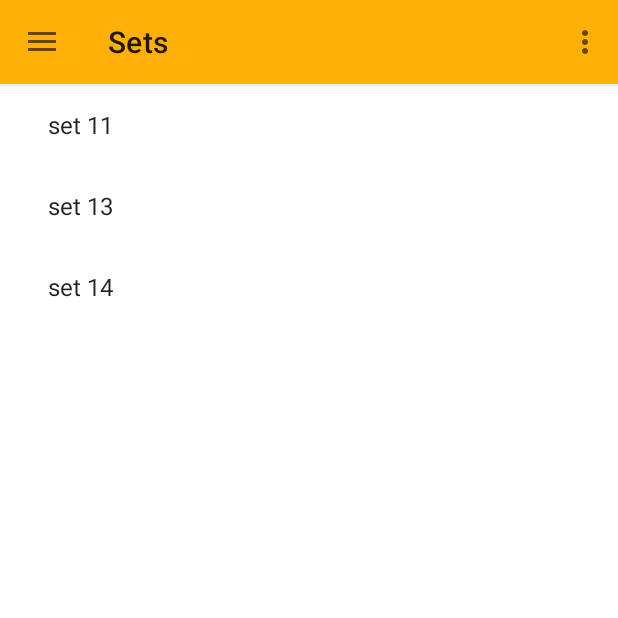
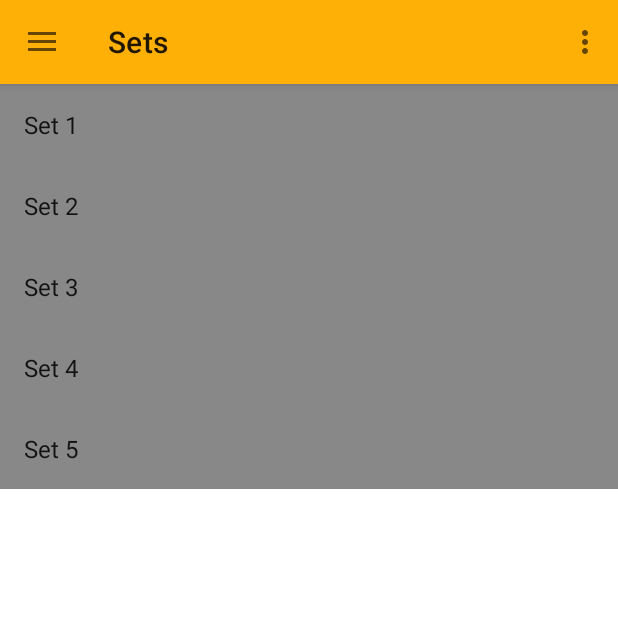
Before and after one commit to roconmachine/pulse, an Android app: the screen it shows after launch (MainActivity), in the side drawer, after a tap on "Quiz", on a phone screen of 412 x 824 dp, the top half of it. Run offline under Robolectric (Android 15) with nearby library versions, the phone set to English and light mode, and no system bars; our stand-ins replace navigation-ui.

Commit message:
data load from json and set in database file

```diff
--- a/app/src/main/java/com/edu/io/pulse/MainActivity.java
+++ b/app/src/main/java/com/edu/io/pulse/MainActivity.java
@@ -6,6 +6,9 @@ import android.os.Bundle;
 import android.view.View;
 import android.view.Menu;
 
+import com.edu.io.pulse.ui.quiz.QuizQuestion;
+import com.edu.io.pulse.utils.Database;
+import com.edu.io.pulse.utils.Util;
 import com.google.android.material.snackbar.Snackbar;
 import com.google.android.material.navigation.NavigationView;
 
@@ -18,6 +21,14 @@ import androidx.drawerlayout.widget.DrawerLayout;
 import androidx.appcompat.app.AppCompatActivity;
 
 import com.edu.io.pulse.databinding.ActivityMainBinding;
+
+import org.json.JSONArray;
+import org.json.JSONException;
+import org.json.JSONObject;
+
+import java.io.IOException;
+import java.util.ArrayList;
+import java.util.List;
 
 public class MainActivity extends AppCompatActivity {
 
@@ -43,9 +54,36 @@ public class MainActivity extends AppCompatActivity {
         NavController navController = Navigation.findNavController(this, R.id.nav_host_fragment_content_main);
         NavigationUI.setupActionBarWithNavController(this, navController, mAppBarConfiguration);
         NavigationUI.setupWithNavController(navigationView, navController);
-
+        Database.setQuestions(readQuestionsFromJson());
     }
 
+    private List<QuizQuestion> readQuestionsFromJson()  {
+
+        List<QuizQuestion> questions = new ArrayList<>();
+        String jsonString = Util.getAssetJsonData(getApplicationContext());
+        try {
+            JSONArray array = new JSONArray(jsonString);
+            QuizQuestion question;
+            for (int i =0; i < array.length(); i++){
+                JSONObject ques = array.getJSONObject(i);
+                question = new QuizQuestion();
+                question.setQuestion(ques.optString("q"));
+                question.setAnswer(ques.optInt("answer"));
+                JSONArray options = ques.optJSONArray("options");
+                String[] optionString = new String[4];
+                for (int j =0; j < options.length(); j++){
+                    optionString[j] = options.optString(j);
+                }
+                question.setOptions(optionString);
+
+                questions.add(question);
+            }
+        } catch (JSONException e) {
+            throw new RuntimeException(e);
+        }
+
+        return questions;
+    }
 
     @Override
     public boolean onCreateOptionsMenu(Menu menu) {
--- a/app/src/main/java/com/edu/io/pulse/ui/quiz_list/ListSetsFragment.java
+++ b/app/src/main/java/com/edu/io/pulse/ui/quiz_list/ListSetsFragment.java
@@ -17,6 +17,7 @@ import android.widget.Toast;
 
 import com.edu.io.pulse.R;
 import com.edu.io.pulse.core.OnItemClickListener;
+import com.edu.io.pulse.utils.Database;
 
 import java.util.ArrayList;
 import java.util.List;
@@ -30,10 +31,7 @@ public class ListSetsFragment extends Fragment {
      int mColumnCount;
     List<SetsDomain> setsDomainList;
     public ListSetsFragment() {
-        setsDomainList = new ArrayList<>(0);
-        setsDomainList.add(new SetsDomain("set 11"));
-        setsDomainList.add(new SetsDomain("set 13"));
-        setsDomainList.add(new SetsDomain("set 14"));
+        setsDomainList = Database.getSets();
 
     }
 
@@ -73,9 +71,9 @@ public class ListSetsFragment extends Fragment {
                 recyclerView.setLayoutManager(new GridLayoutManager(context, mColumnCount));
             }
             recyclerView.setAdapter(new SetsRecyclerViewAdapter(setsDomainList, (viewHolder, position, item) -> {
-//                Toast.makeText(context, ((SetsDomain)item).getSetName(), Toast.LENGTH_LONG).show();
+                Toast.makeText(context, ((SetsDomain)item).getSetName(), Toast.LENGTH_LONG).show();
                 Bundle bundle = new Bundle();
-                bundle.putInt("set_index", position);
+                bundle.putInt("set_no", ++position);
                 NavController navController = Navigation.findNavController(requireView());
                 navController.navigate(R.id.action_nav_quiz_list_to_quiz_main);
             }));
--- a/app/src/main/java/com/edu/io/pulse/ui/quiz_list/SetsRecyclerViewAdapter.java
+++ b/app/src/main/java/com/edu/io/pulse/ui/quiz_list/SetsRecyclerViewAdapter.java
@@ -3,6 +3,7 @@ package com.edu.io.pulse.ui.quiz_list;
 import androidx.annotation.NonNull;
 import androidx.recyclerview.widget.RecyclerView;
 
+import android.graphics.Color;
 import android.view.LayoutInflater;
 import android.view.View;
 import android.view.ViewGroup;
@@ -34,6 +35,8 @@ public class SetsRecyclerViewAdapter extends RecyclerView.Adapter<SetsRecyclerVi
 
     }
 
+
+
     @Override
     public void onBindViewHolder(final ViewHolder holder, int position) {
         holder.setName.setText(mValues.get(position).getSetName());
@@ -42,6 +45,7 @@ public class SetsRecyclerViewAdapter extends RecyclerView.Adapter<SetsRecyclerVi
                 onItemClickListener.onItemClick(holder, position, mValues.get(position));
             }
         });
+        holder.itemView.setBackgroundColor(Color.GRAY);
     }
 
     @Override
@@ -60,6 +64,7 @@ public class SetsRecyclerViewAdapter extends RecyclerView.Adapter<SetsRecyclerVi
 
         }
 
+
         @NonNull
         @Override
         public String toString() {
--- /dev/null
+++ b/app/src/main/java/com/edu/io/pulse/utils/Database.java
@@ -0,0 +1,41 @@
+package com.edu.io.pulse.utils;
+
+import com.edu.io.pulse.ui.quiz.QuizQuestion;
+import com.edu.io.pulse.ui.quiz_list.SetsDomain;
+
+import java.util.ArrayList;
+import java.util.List;
+
+public class Database {
+    private static List<QuizQuestion> questions;
+    private static final int QUESTION_PERSET = 2;
+
+    public static void setQuestions(List<QuizQuestion> _questions){
+        Database.questions = _questions;
+    }
+
+    public static List<QuizQuestion> getQuestionBySet(int set){
+        if(set > questions.size()/QUESTION_PERSET) return null;
+
+        int indexStart = (set - 1) * QUESTION_PERSET;
+        int indexEnd = indexStart + QUESTION_PERSET;
+
+        List<QuizQuestion> quizQuestions = new ArrayList<>();
+        for (;indexStart <= indexEnd; indexStart++)
+        {
+            quizQuestions.add(questions.get(indexStart));
+        }
+
+        return quizQuestions;
+    }
+
+    public static List<SetsDomain> getSets(){
+        List<SetsDomain> list = new ArrayList<>(0);
+
+        for (int i = 1; i <= questions.size()/QUESTION_PERSET;i++)
+            list.add(new SetsDomain("Set " + i));
+
+        return list;
+    }
+
+}
--- /dev/null
+++ b/app/src/main/java/com/edu/io/pulse/utils/Util.java
@@ -0,0 +1,28 @@
+package com.edu.io.pulse.utils;
+
+import android.content.Context;
+import android.util.Log;
+
+import java.io.IOException;
+import java.io.InputStream;
+import java.io.UnsupportedEncodingException;
+
+public class Util {
+
+    public static String getAssetJsonData(Context context) {
+        String json;
+        try {
+            InputStream is = context.getAssets().open("questions.json");
+            int size = is.available();
+            byte[] buffer = new byte[size];
+            is.read(buffer);
+            is.close();
+            json = new String(buffer, "UTF-8");
+        } catch (IOException ex) {
+            ex.printStackTrace();
+            return null;
+        }
+        Log.e("data", json);
+        return json;
+    }
+}
--- a/app/src/main/res/layout/fragment_item.xml
+++ b/app/src/main/res/layout/fragment_item.xml
@@ -5,12 +5,6 @@
     android:orientation="horizontal"
     style="@style/cardViewStyle">
 
-<!--    <TextView-->
-<!--        android:id="@+id/item_number"-->
-<!--        android:layout_width="wrap_content"-->
-<!--        android:layout_height="wrap_content"-->
-<!--        android:layout_margin="@dimen/text_margin"-->
-<!--        android:textAppearance="?attr/textAppearanceListItem" />-->
 
     <TextView
         android:id="@+id/setName"
--- a/app/src/main/res/layout/fragment_item_list.xml
+++ b/app/src/main/res/layout/fragment_item_list.xml
@@ -6,8 +6,7 @@
     android:name="com.edu.io.pulse.ui.quiz.ItemFragment"
     android:layout_width="match_parent"
     android:layout_height="match_parent"
-    android:layout_marginLeft="16dp"
-    android:layout_marginRight="16dp"
+
     app:layoutManager="LinearLayoutManager"
     tools:context=".ui.quiz_list.ListSetsFragment"
     tools:listitem="@layout/fragment_item" />
--- a/app/src/main/res/navigation/mobile_navigation.xml
+++ b/app/src/main/res/navigation/mobile_navigation.xml
@@ -47,7 +47,7 @@
     <fragment
         android:id="@+id/quizStartFragment"
         android:name="com.edu.io.pulse.ui.QuizStartFragment"
-        android:label="fragment_quiz_start"
+        android:label="Starting"
         tools:layout="@layout/fragment_quiz_start" >
         <action
             android:id="@+id/action_quizStartFragment_to_quiz_main"
```
Also changed, not shown: app/src/main/assets/questions.json (added, +120 -0 lines).
